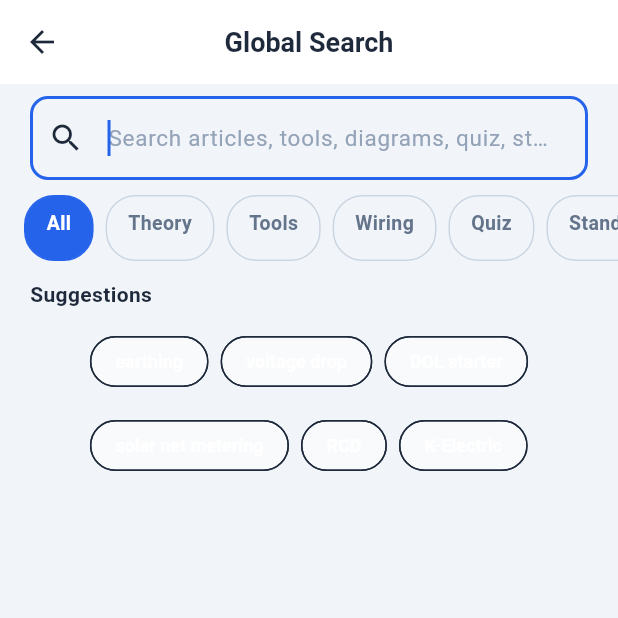
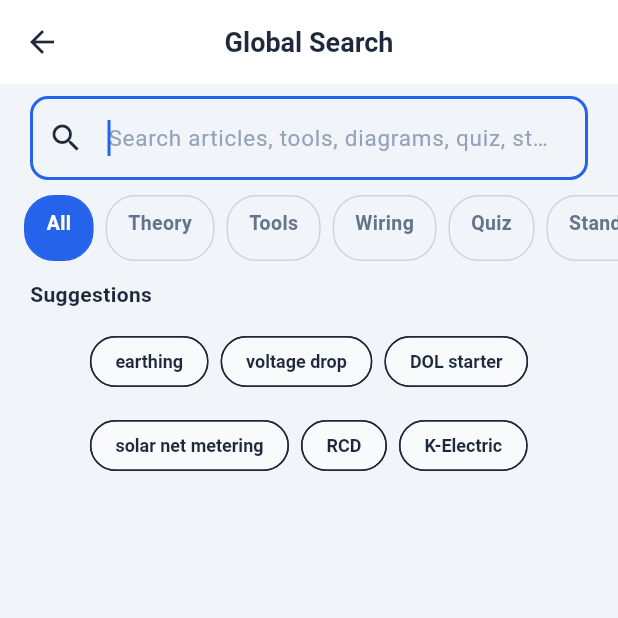
Before and after one commit to mu-spec/Electrician-Simulator-App, a Flutter app: the GlobalSearchScreen screen opened directly, on a phone screen of 412 x 824 dp, the top half of it. Run offline on Flutter 3.47's test engine with Material 3 defaults, Android fonts, the phone set to English and light mode, and no system bars; our stand-ins replace flutter_bloc, hive_flutter, image_picker, package_info_plus, pdf, printing and 2 more; accounts and stored records are empty; Roboto replaces fonts that are missing (Arial); project files that could hold a hidden picture were left out.

Commit message:
fix(search): make Global Search suggestion chips readable
The app-level chipTheme.labelStyle sets no color, which suppresses the M3 default chip label color (onSurfaceVariant), leaving suggestion text painted white on the light background. Set an explicit onSurface label color on the suggestion ActionChip; dark mode resolves automatically. No behavior or layout changes.

```diff
--- a/lib/presentation/screens/search/global_search_screen.dart
+++ b/lib/presentation/screens/search/global_search_screen.dart
@@ -174,6 +174,14 @@ class _GlobalSearchScreenState extends State<GlobalSearchScreen> {
                     .map(
                       (suggestion) => ActionChip(
                         label: Text(LocalizedContent.text(context, suggestion)),
+                        // Explicit label color: the theme-level chipTheme.labelStyle
+                        // has no color, so the Material 3 default chip label color
+                        // is skipped and the text renders nearly invisible on the
+                        // light background. onSurface is the app's normal dark
+                        // text color (slate-800 in light, near-white in dark).
+                        labelStyle: TextStyle(
+                          color: Theme.of(context).colorScheme.onSurface,
+                        ),
                         onPressed: () {
                           _controller.text = suggestion;
                           setState(() => _query = suggestion);
```
